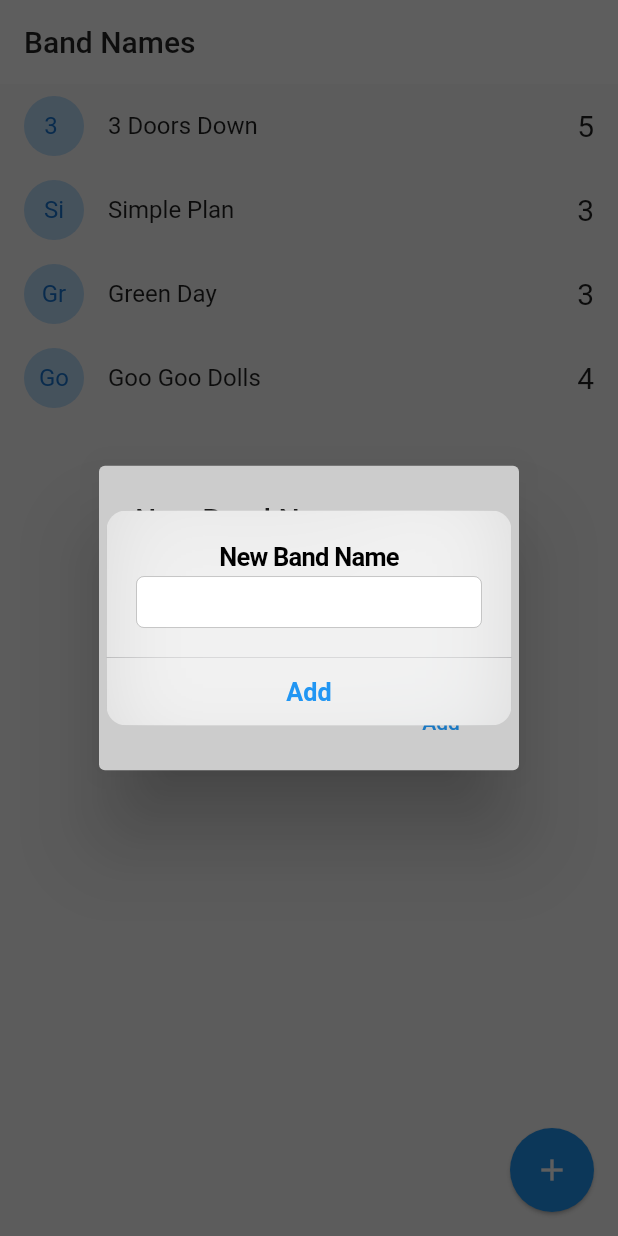
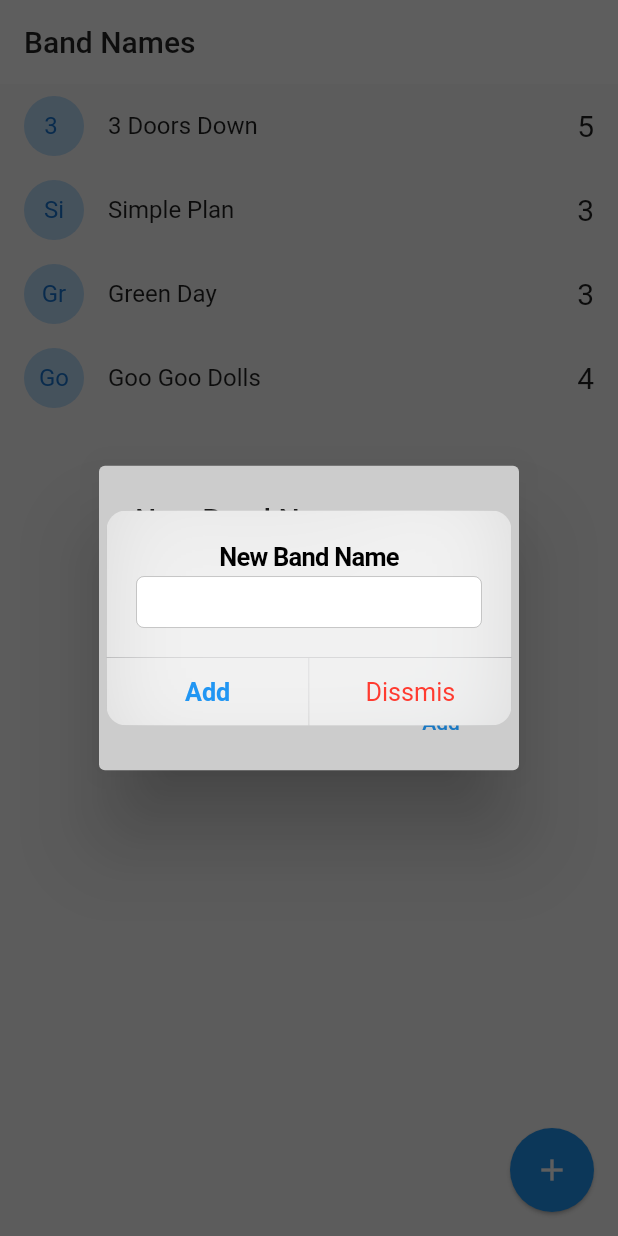
Before and after one commit to EdgarAldair/Bands, a Flutter app: the screen it shows after launch, after a tap on the "add" icon, on a phone screen of 412 x 824 dp. Run offline on Flutter 3.47's test engine with Material 2 defaults, Android fonts, the phone set to English and light mode, and no system bars.

```diff
--- a/lib/pages/home.dart
+++ b/lib/pages/home.dart
@@ -41,8 +41,12 @@ class _HomePageState extends State<HomePage> {
     );
   }
 
-  ListTile _bandTile(Band band) {
-    return ListTile(
+  Widget _bandTile(Band band) {
+    return Dismissible(
+      key: Key(band.id),
+      direction: DismissDirection.startToEnd,
+      background: Container(color: Colors.red),
+      child: ListTile(
         leading: CircleAvatar(
           backgroundColor: Colors.blue[100],
           child: Text(
@@ -57,6 +61,7 @@ class _HomePageState extends State<HomePage> {
         onTap: (() {
           print(band.name);
         }),
+      ),
     );
   }
 
@@ -86,6 +91,7 @@ class _HomePageState extends State<HomePage> {
             );
           });
     }
+
     showCupertinoDialog(
         context: context,
         builder: (_) {
@@ -98,7 +104,12 @@ class _HomePageState extends State<HomePage> {
               CupertinoDialogAction(
                 isDefaultAction: true,
                 child: const Text('Add'),
-                  onPressed: () => addBandToList(textController.text))
+                onPressed: () => addBandToList(textController.text),
+              ),
+              CupertinoDialogAction(
+                  isDestructiveAction: true,
+                  child: const Text('Dissmis'),
+                  onPressed: () => Navigator.pop(context))
             ],
           );
         });
@@ -106,7 +117,11 @@ class _HomePageState extends State<HomePage> {
 
   void addBandToList(String name) {
     print(name);
-    if (name.length > 1) {}
+    if (name.length > 1) {
+      bands.add(Band(id: DateTime.now().toString(), name: name, votes: 0));
+      setState(() {});
+    }
+
     Navigator.pop(context);
   }
 }
```
Lines whose indentation alone changed are shown as unchanged.
